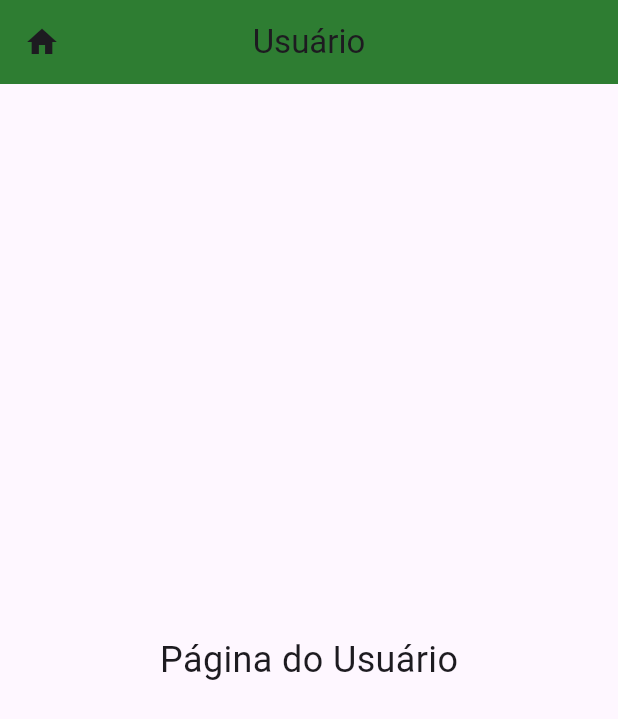
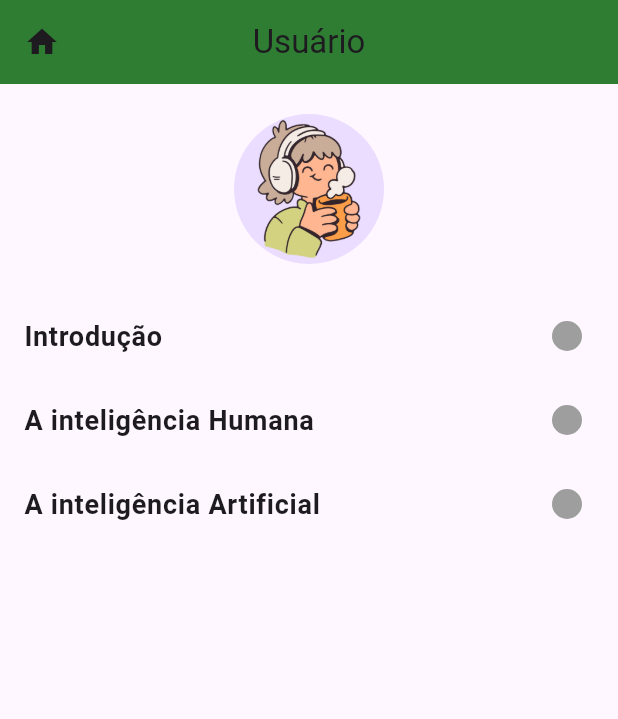
Before and after one commit to LucasMello22/fpa_intelia, a Flutter app: the UserScreen screen opened by its route, on a phone screen of 412 x 824 dp. Shown: the top 719 px of the screen. Run offline on Flutter 3.47's test engine with Material 3 defaults, Android fonts, the phone set to English and light mode, and no system bars; our stand-ins replace carousel_slider, font_awesome_flutter, youtube_player_flutter.

Commit message:
updating user_profile and lesson

```diff
--- a/lib/screens/lesson_screen.dart
+++ b/lib/screens/lesson_screen.dart
@@ -41,7 +41,7 @@ class LessonScreen extends StatelessWidget {
         children: [
           CarouselSlider(
             options: CarouselOptions(
-              height: 150.0,
+              height: 180.0,
               autoPlay: true,
               enlargeCenterPage: true,
               aspectRatio: 16 / 9,
--- a/lib/screens/user_screen.dart
+++ b/lib/screens/user_screen.dart
@@ -1,4 +1,7 @@
 import 'package:flutter/material.dart';
+import 'package:path_provider/path_provider.dart';
+import 'dart:convert';
+import 'dart:io';
 
 class UserScreen extends StatelessWidget {
   @override
@@ -15,12 +18,152 @@ class UserScreen extends StatelessWidget {
           },
         ),
       ),
-      body: Center(
-        child: Text(
-          'Página do Usuário',
-          style: TextStyle(fontSize: 24.0),
-        ),
+      body: Column(
+        children: [
+          SizedBox(height: 20.0), // Espaçamento superior
+          Center(
+            child: CircleAvatar(
+              radius: 50.0, // Tamanho do ícone
+              backgroundImage: AssetImage('assets/character_icon.png'), // Substitua pelo caminho da sua imagem
+            ),
+          ),
+          SizedBox(height: 20.0), // Espaçamento entre o ícone e a lista
+          Expanded(
+            child: TodoList(),
+          ),
+        ],
       ),
     );
   }
 }
+
+class TodoList extends StatefulWidget {
+  @override
+  _TodoListState createState() => _TodoListState();
+}
+
+class _TodoListState extends State<TodoList> {
+  List<Map<String, dynamic>> _tasks = [
+    {'title': 'Introdução', 'status': 'Não Iniciada'},
+    {'title': 'A inteligência Humana', 'status': 'Não Iniciada'},
+    {'title': 'A inteligência Artificial', 'status': 'Não Iniciada'},
+  ];
+
+  @override
+  void initState() {
+    super.initState();
+    _loadTasks();
+  }
+
+  Future<String> get _localPath async {
+    final directory = await getApplicationDocumentsDirectory();
+    return directory.path;
+  }
+
+  Future<File> get _localFile async {
+    final path = await _localPath;
+    return File('$path/tasks.json');
+  }
+
+  Future<void> _loadTasks() async {
+    try {
+      final file = await _localFile;
+      if (await file.exists()) {
+        String contents = await file.readAsString();
+        setState(() {
+          _tasks = List<Map<String, dynamic>>.from(json.decode(contents));
+        });
+      }
+    } catch (e) {
+      // Se houver um erro ao ler o arquivo, usamos a lista padrão
+      print("Erro ao ler o arquivo: $e");
+    }
+  }
+
+  Future<void> _saveTasks() async {
+    try {
+      final file = await _localFile;
+      String contents = json.encode(_tasks);
+      await file.writeAsString(contents);
+    } catch (e) {
+      print("Erro ao escrever no arquivo: $e");
+    }
+  }
+
+  void _updateTaskStatus(int index, String status) {
+    setState(() {
+      _tasks[index]['status'] = status;
+    });
+    _saveTasks();
+  }
+
+  Color _getStatusColor(String status) {
+    switch (status) {
+      case 'Concluído':
+        return Colors.green;
+      case 'Estudando':
+        return Colors.yellow;
+      case 'Não Iniciada':
+      default:
+        return Colors.grey;
+    }
+  }
+
+  @override
+  Widget build(BuildContext context) {
+    return ListView.builder(
+      itemCount: _tasks.length,
+      itemBuilder: (context, index) {
+        return ListTile(
+          title: Text(_tasks[index]['title']),
+          trailing: GestureDetector(
+            onTap: () {
+              _showStatusDialog(index);
+            },
+            child: Container(
+              width: 20,
+              height: 20,
+              decoration: BoxDecoration(
+                color: _getStatusColor(_tasks[index]['status']),
+                shape: BoxShape.circle,
+              ),
+            ),
+          ),
+        );
+      },
+    );
+  }
+
+  void _showStatusDialog(int index) {
+    showDialog(
+      context: context,
+      builder: (BuildContext context) {
+        return AlertDialog(
+          title: Text('Selecione o status'),
+          content: Column(
+            mainAxisSize: MainAxisSize.min,
+            children: <String>['Concluído', 'Estudando', 'Não Iniciada']
+                .map((String value) {
+              return ListTile(
+                title: Text(value),
+                leading: Radio<String>(
+                  value: value,
+                  groupValue: _tasks[index]['status'],
+                  onChanged: (String? newValue) {
+                    if (newValue != null) {
+                      setState(() {
+                        _tasks[index]['status'] = newValue;
+                      });
+                      _saveTasks();
+                      Navigator.of(context).pop();
+                    }
+                  },
+                ),
+              );
+            }).toList(),
+          ),
+        );
+      },
+    );
+  }
+}
--- a/pubspec.yaml
+++ b/pubspec.yaml
@@ -34,6 +34,9 @@ dependencies:
   font_awesome_flutter: ^10.2.1
   carousel_slider: ^4.0.0
   youtube_player_flutter: ^8.0.0
+  path_provider: ^2.0.1
+
+
 
 
 
@@ -71,6 +74,7 @@ flutter:
     - assets/image2.jpg
     - assets/image3.jpg
     - assets/image4.jpg
+    - assets/character_icon.png
   #   - images/a_dot_ham.jpeg
 
   # An image asset can refer to one or more resolution-specific "variants", see
```
Also changed, not shown: assets/character_icon.png (added), pubspec.lock, 1 other file.
